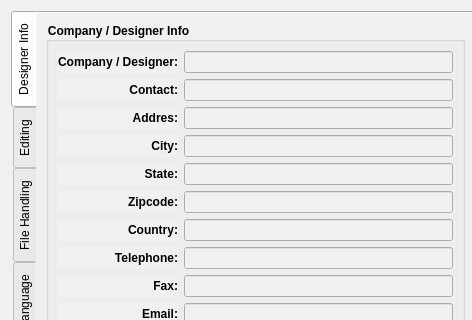
This is src/app/seamly2d/dialogs/configpages/preferencesconfigurationpage.ui in FashionFreedom/Seamly2D as Qt 5 draws it before an edit; both pictures show x 0 to 472 and y 0 to 320 of the 472 by 572 pixel window. The edited form follows.
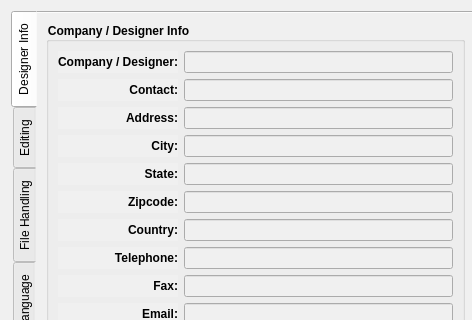
This is the edited form. Custom widgets are drawn as their Qt base class.

Diff of the .ui file:
```diff
--- a/src/app/seamly2d/dialogs/configpages/preferencesconfigurationpage.ui
+++ b/src/app/seamly2d/dialogs/configpages/preferencesconfigurationpage.ui
@@ -142,7 +142,7 @@
                </size>
               </property>
               <property name="text">
-               <string>Addres:</string>
+               <string>Address:</string>
               </property>
               <property name="alignment">
                <set>Qt::AlignRight|Qt::AlignTrailing|Qt::AlignVCenter</set>
```
Left out of the diff: 2 changed lines with no effect on the pictures.
